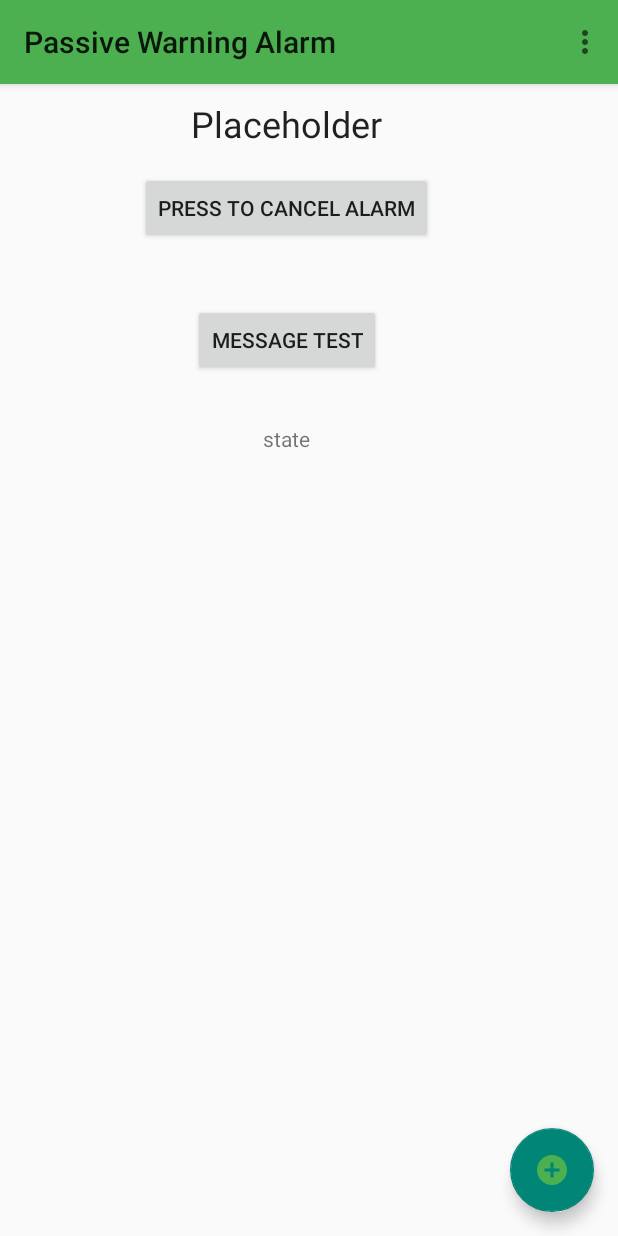
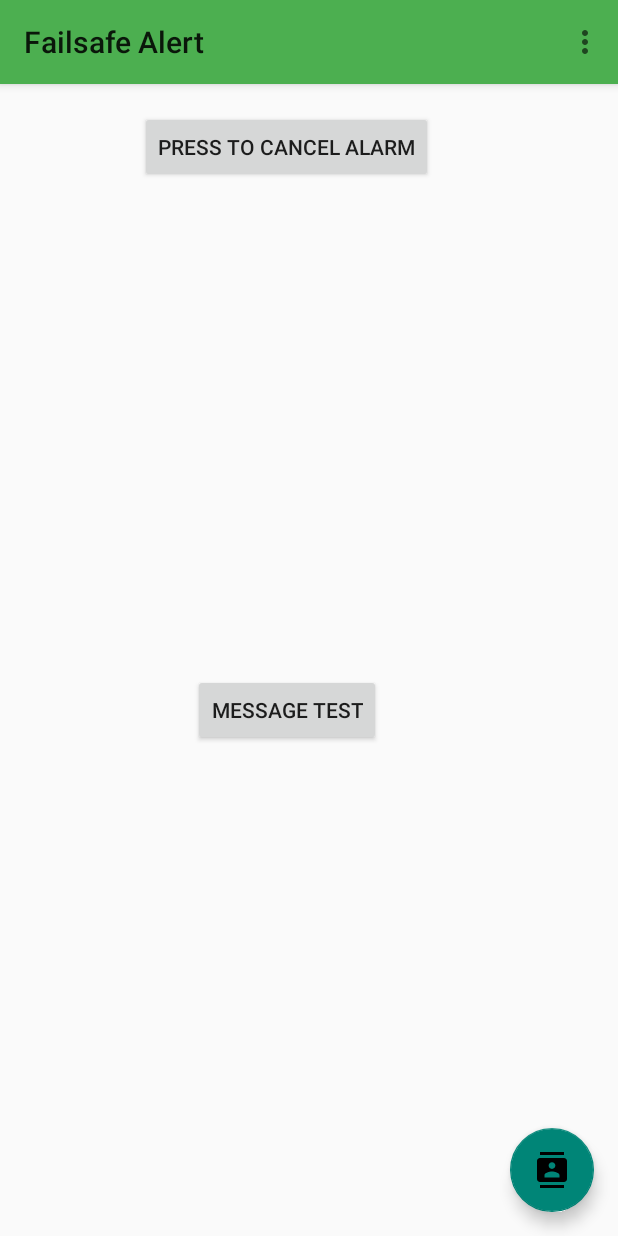
Before and after one commit to CarlHMitchell/FailsafeAlert, an Android app: the screen it shows after launch (MainActivity), on a phone screen of 412 x 824 dp. Run offline under Robolectric (Android 15) with nearby library versions, the phone set to English and light mode, and no system bars.

Commit message:
improve look of main activity

```diff
--- a/app/src/main/AndroidManifest.xml
+++ b/app/src/main/AndroidManifest.xml
@@ -22,7 +22,6 @@
             android:theme="@style/Theme.AppCompat.Light.NoActionBar">
             <intent-filter>
                 <action android:name="android.intent.action.MAIN" />
-
                 <category android:name="android.intent.category.LAUNCHER" />
             </intent-filter>
         </activity>
--- /dev/null
+++ b/app/src/main/res/drawable/ic_contacts_green_24dp.xml
@@ -0,0 +1,10 @@
+<vector xmlns:android="http://schemas.android.com/apk/res/android"
+    android:width="24dp"
+    android:height="24dp"
+    android:tint="#4CAF50"
+    android:viewportHeight="24.0"
+    android:viewportWidth="24.0">
+    <path
+        android:fillColor="#FF000000"
+        android:pathData="M20,0L4,0v2h16L20,0zM4,24h16v-2L4,22v2zM20,4L4,4c-1.1,0 -2,0.9 -2,2v12c0,1.1 0.9,2 2,2h16c1.1,0 2,-0.9 2,-2L22,6c0,-1.1 -0.9,-2 -2,-2zM12,6.75c1.24,0 2.25,1.01 2.25,2.25s-1.01,2.25 -2.25,2.25S9.75,10.24 9.75,9 10.76,6.75 12,6.75zM17,17L7,17v-1.5c0,-1.67 3.33,-2.5 5,-2.5s5,0.83 5,2.5L17,17z" />
+</vector>
--- a/app/src/main/res/layout/activity_main.xml
+++ b/app/src/main/res/layout/activity_main.xml
@@ -16,7 +16,7 @@
         android:layout_height="wrap_content"
         android:layout_gravity="bottom|end"
         android:layout_margin="16dp"
-        app:srcCompat="@drawable/ic_add_circle_green_24dp" />
+        app:srcCompat="@drawable/ic_contacts_black_24dp" />
 
     <android.support.constraint.ConstraintLayout
         android:layout_width="382dp"
@@ -29,17 +29,6 @@
             android:orientation="horizontal"
             app:layout_constraintGuide_begin="58dp" />
 
-        <TextView
-            android:id="@+id/textView2"
-            android:layout_width="wrap_content"
-            android:layout_height="wrap_content"
-            android:layout_marginTop="8dp"
-            android:text="@string/big_description_text"
-            android:textAppearance="@android:style/TextAppearance.Material.Headline"
-            app:layout_constraintEnd_toEndOf="parent"
-            app:layout_constraintStart_toStartOf="parent"
-            app:layout_constraintTop_toTopOf="@+id/guideline" />
-
         <Button
             android:id="@+id/cancelButton"
             android:layout_width="wrap_content"
@@ -48,27 +37,17 @@
             android:text="@string/press_to_cancel_alarm"
             app:layout_constraintEnd_toEndOf="parent"
             app:layout_constraintStart_toStartOf="parent"
-            app:layout_constraintTop_toBottomOf="@+id/textView2" />
+            app:layout_constraintTop_toTopOf="@+id/guideline" />
 
         <Button
             android:id="@+id/emailTestButton"
             android:layout_width="wrap_content"
             android:layout_height="wrap_content"
-            android:layout_marginTop="40dp"
-            android:text="Message Test"
+            android:layout_marginBottom="8dp"
+            android:text="@string/message_test"
+            app:layout_constraintBottom_toBottomOf="parent"
             app:layout_constraintEnd_toEndOf="parent"
-            app:layout_constraintStart_toStartOf="parent"
-            app:layout_constraintTop_toBottomOf="@+id/cancelButton" />
-
-        <TextView
-            android:id="@+id/stateView"
-            android:layout_width="wrap_content"
-            android:layout_height="wrap_content"
-            android:layout_marginTop="32dp"
-            android:text="state"
-            app:layout_constraintEnd_toEndOf="parent"
-            app:layout_constraintStart_toStartOf="parent"
-            app:layout_constraintTop_toBottomOf="@+id/emailTestButton" />
+            app:layout_constraintStart_toStartOf="parent" />
 
     </android.support.constraint.ConstraintLayout>
 
--- a/app/src/main/res/values/strings.xml
+++ b/app/src/main/res/values/strings.xml
@@ -1,5 +1,5 @@
 <resources>
-    <string name="app_name">Passive Warning Alarm</string>
+    <string name="app_name">Failsafe Alert</string>
     <string name="action_settings">Settings</string>
     <string name="title_activity_settings">Settings</string>
     <string name="compose_message">Compose your message</string>
@@ -40,5 +40,6 @@
     <string name="custom_email_server_settings_summary">Custom email server settings</string>
     <string name="custom_server_settings_title">Custom server settings</string>
     <string name="message_settings_category_title">Message Settings</string>
+    <string name="message_test">Message Test</string>
 
 </resources>
```
